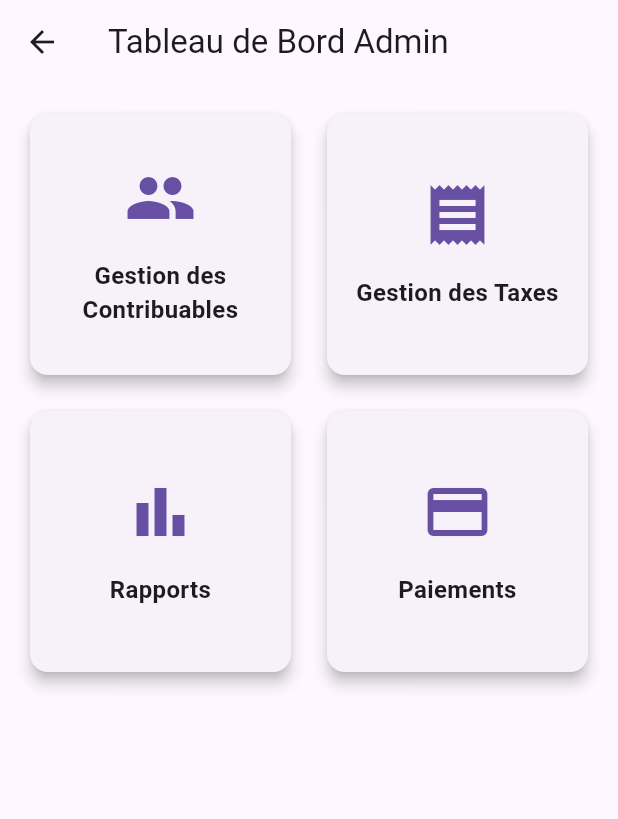
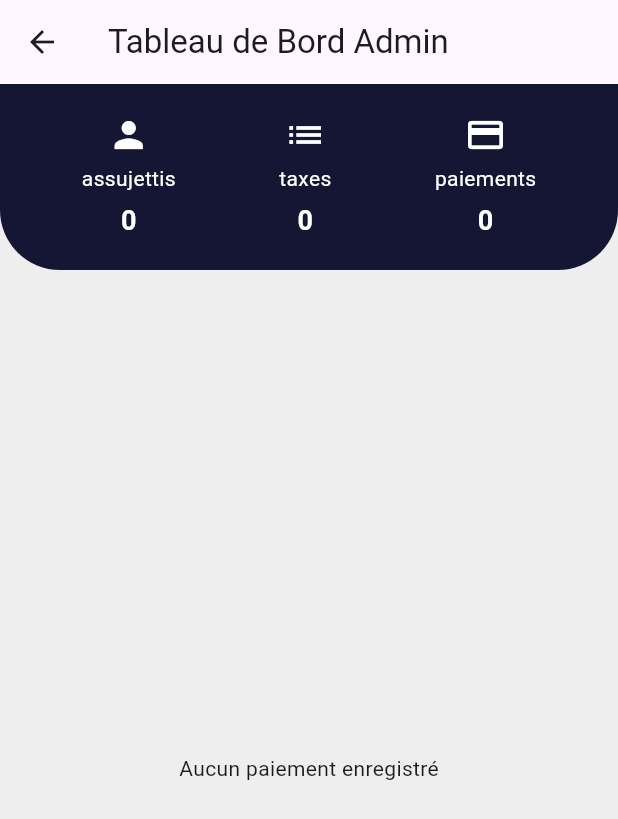
Before and after one commit to danychibox/tax_collect, a Flutter app: the AdminDashboard screen opened directly, on a phone screen of 412 x 824 dp. Shown: the top 819 px of the screen. Run offline on Flutter 3.47's test engine with Material 3 defaults, Android fonts, the phone set to English and light mode, and no system bars; our stand-ins replace pdf, sqflite, syncfusion_flutter_charts; accounts and stored records are empty.

Commit message:
redefinission de la page dashboard nouveau

```diff
--- a/lib/screens/admin/admin_dashboard.dart
+++ b/lib/screens/admin/admin_dashboard.dart
@@ -1,103 +1,185 @@
 import 'package:flutter/material.dart';
-// import 'package:provider/provider.dart';
-// import 'package:tax_collect/providers/tax_provider.dart';
-// import 'package:tax_collect/providers/payment_provider.dart';
-import 'package:tax_collect/screens/admin/tax_management_screen.dart';
-import 'package:tax_collect/screens/admin/taxpayer_management_screen.dart';
-import 'package:tax_collect/screens/admin/reports_screen.dart';
+import 'package:provider/provider.dart';
+import 'package:tax_collect/providers/tax_provider.dart';
+import 'package:tax_collect/providers/payment_provider.dart';
+import 'package:tax_collect/providers/taxpayer_provider.dart';
 
 class AdminDashboard extends StatelessWidget {
   const AdminDashboard({super.key});
 
   @override
   Widget build(BuildContext context) {
+    final taxpayerCount = context.watch<TaxpayerProvider>().taxpayers.length;
+    final taxCount = context.watch<TaxProvider>().taxes.length;
+    final payments = context.watch<PaymentProvider>().payments;
+
     return Scaffold(
+      backgroundColor: Colors.grey[200],
       appBar: AppBar(
-        title: const Text('Tableau de Bord Admin'),
+        title: const Text("Tableau de Bord Admin"),
       ),
-      body: GridView.count(
-        padding: const EdgeInsets.all(16),
-        crossAxisCount: 2,
-        crossAxisSpacing: 16,
-        mainAxisSpacing: 16,
+      body: Column(
         children: [
-          _buildDashboardCard(
-            context,
-            Icons.people,
-            'Gestion des Contribuables',
-            () {
-              Navigator.push(
-                context,
-                MaterialPageRoute(
-                  builder: (_) => const TaxpayerManagementScreen(),
+          // --- HEADER ---
+          Container(
+            padding: const EdgeInsets.all(20),
+            decoration: const BoxDecoration(
+              color: Color(0xFF141633),
+              borderRadius: BorderRadius.vertical(
+                bottom: Radius.circular(40),
               ),
+            ),
+            child: Row(
+              mainAxisAlignment: MainAxisAlignment.spaceAround,
+              children: [
+                _StatItem(
+                  icon: Icons.person,
+                  label: "assujettis",
+                  value: taxpayerCount.toString(),
+                ),
+                _StatItem(
+                  icon: Icons.list,
+                  label: "taxes",
+                  value: taxCount.toString(),
+                ),
+                _StatItem(
+                  icon: Icons.payment,
+                  label: "paiements",
+                  value: payments.length.toString(),
+                ),
+              ],
+            ),
+          ),
+
+          const SizedBox(height: 20),
+
+          // --- LISTE DES PAIEMENTS ---
+          Expanded(
+            child: payments.isEmpty
+                ? const Center(
+                    child: Text("Aucun paiement enregistré"),
+                  )
+                : ListView.builder(
+                    padding: const EdgeInsets.all(12),
+                    itemCount: payments.length,
+                    itemBuilder: (context, index) {
+                      final payment = payments[index];
+                      return _PaymentCard(
+                        name: payment.taxpayerId,
+                        tax: payment.taxId,
+                        amount: "${payment.amount} fc",
+                        date:
+                            "${payment.date.day}/${payment.date.month}", // format simple
                       );
                     },
                   ),
-          _buildDashboardCard(
-            context,
-            Icons.receipt,
-            'Gestion des Taxes',
-            () {
-              Navigator.push(
-                context,
-                MaterialPageRoute(
-                  builder: (_) => const TaxManagementScreen(),
-                ),
-              );
-            },
-          ),
-          _buildDashboardCard(
-            context,
-            Icons.bar_chart,
-            'Rapports',
-            () {
-              Navigator.push(
-                context,
-                MaterialPageRoute(
-                  builder: (_) => const ReportsScreen(),
-                ),
-              );
-            },
-          ),
-          _buildDashboardCard(
-            context,
-            Icons.payment,
-            'Paiements',
-            () {
-              // Naviguer vers l'écran des paiements
-            },
           ),
         ],
       ),
     );
   }
+}
 
-  Widget _buildDashboardCard(
-    BuildContext context,
-    IconData icon,
-    String title,
-    VoidCallback onTap,
-  ) {
+// --- Widget pour les stats du haut ---
+class _StatItem extends StatelessWidget {
+  final IconData icon;
+  final String label;
+  final String value;
+
+  const _StatItem({
+    required this.icon,
+    required this.label,
+    required this.value,
+  });
+
+  @override
+  Widget build(BuildContext context) {
+    return Column(
+      children: [
+        Icon(icon, color: Colors.white, size: 28),
+        const SizedBox(height: 5),
+        Text(label, style: const TextStyle(color: Colors.white)),
+        const SizedBox(height: 5),
+        Text(
+          value,
+          style: const TextStyle(
+            color: Colors.white,
+            fontWeight: FontWeight.bold,
+            fontSize: 18,
+          ),
+        ),
+      ],
+    );
+  }
+}
+
+// --- Widget pour chaque carte paiement ---
+class _PaymentCard extends StatelessWidget {
+  final String name;
+  final String tax;
+  final String amount;
+  final String date;
+
+  const _PaymentCard({
+    required this.name,
+    required this.tax,
+    required this.amount,
+    required this.date,
+  });
+
+  @override
+  Widget build(BuildContext context) {
     return Card(
-      elevation: 4,
-      child: InkWell(
-        onTap: onTap,
-        borderRadius: BorderRadius.circular(8),
+      color: Colors.deepPurple[100],
+      shape: RoundedRectangleBorder(
+        borderRadius: BorderRadius.circular(16),
+      ),
+      margin: const EdgeInsets.symmetric(vertical: 8),
       child: Padding(
-          padding: const EdgeInsets.all(16.0),
+        padding: const EdgeInsets.all(12),
         child: Column(
-            mainAxisAlignment: MainAxisAlignment.center,
           children: [
-              Icon(icon, size: 48, color: Theme.of(context).primaryColor),
-              const SizedBox(height: 16),
-              Text(
-                title,
-                textAlign: TextAlign.center,
-                style: const TextStyle(fontSize: 16, fontWeight: FontWeight.bold),
+            Row(
+              mainAxisAlignment: MainAxisAlignment.spaceAround,
+              children: const [
+                Text("nom"),
+                Text("taxe"),
+                Text("montant"),
+                Text("date"),
+              ],
+            ),
+            const Divider(color: Colors.white54),
+            Row(
+              mainAxisAlignment: MainAxisAlignment.spaceAround,
+              children: [
+                Column(
+                  children: [
+                    const Icon(Icons.person, color: Colors.black54),
+                    Text(name),
+                  ],
+                ),
+                Column(
+                  children: [
+                    const Icon(Icons.list, color: Colors.black54),
+                    Text(tax),
+                  ],
+                ),
+                Column(
+                  children: [
+                    const Icon(Icons.sentiment_satisfied, color: Colors.black54),
+                    Text(amount),
+                  ],
+                ),
+                Column(
+                  children: [
+                    const Icon(Icons.calendar_today,
+                        color: Colors.black54, size: 20),
+                    Text(date),
+                  ],
                 ),
               ],
             ),
+          ],
         ),
       ),
     );
--- a/lib/screens/admin/tax_management_screen.dart
+++ b/lib/screens/admin/tax_management_screen.dart
@@ -40,7 +40,7 @@ class _TaxManagementScreenState extends State<TaxManagementScreen> {
           final tax = taxProvider.taxes[index];
           return ListTile(
             title: Text(tax.name),
-            subtitle: Text('${tax.amount} FCFA'),
+            subtitle: Text('${tax.amount} FC'),
             trailing: Row(
               mainAxisSize: MainAxisSize.min,
               children: [
```
Lines whose indentation alone changed are shown as unchanged.
